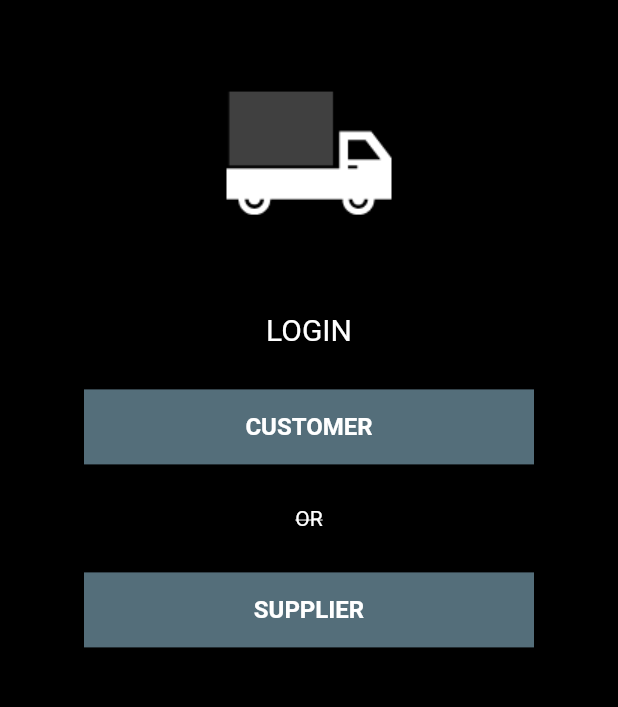
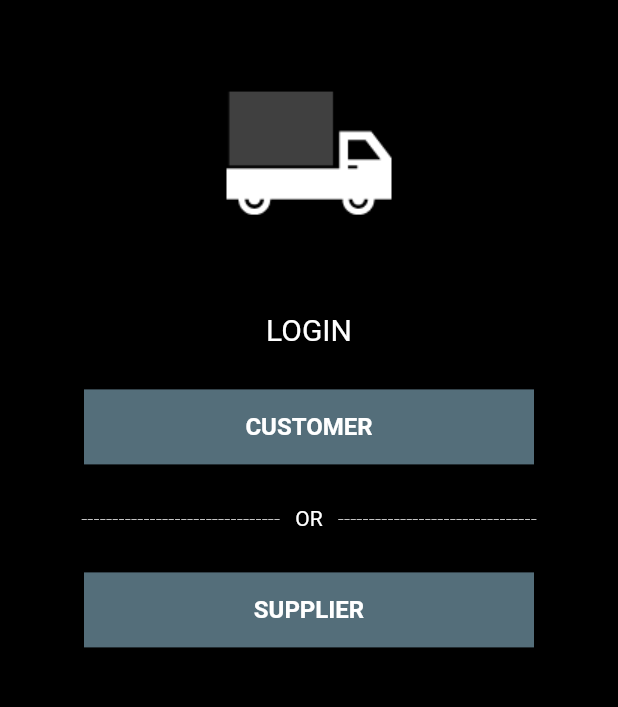
Before and after one commit to garaujo23/supply-app, a Flutter app: the screen it shows after launch, on a phone screen of 412 x 824 dp, the part 84-791 px from its top. Run offline on Flutter 3.47's test engine with Material 2 defaults, Android fonts, the phone set to English and light mode, and no system bars.

Commit message:
Add files via upload
Added some features

```diff
--- a/flutter_app/lib/ui/home.dart
+++ b/flutter_app/lib/ui/home.dart
@@ -57,16 +57,36 @@ class Home extends StatelessWidget {
                     ),
                   ),
                   new Padding(padding: const EdgeInsets.all(14.0)),
+                  new Row(
+                    mainAxisAlignment: MainAxisAlignment.center,
+                    children: <Widget>[
+                      new Text(
+                        "--------------------------------",
+                        style: new TextStyle(
+                          fontSize: 14.0,
+                          fontWeight: FontWeight.w100,
+                          color: Colors.white,
+                        ),
+                      ),
+                      new Padding(padding: const EdgeInsets.all(5.0)),
                       new Text("OR",
                         style: new TextStyle(
                           fontSize: 14.0,
                           fontWeight: FontWeight.w400,
                           color: Colors.white,
                           fontStyle: FontStyle.normal,
-                      decoration: TextDecoration.lineThrough,
-                      decorationColor: Colors.white,
-                      decorationStyle: TextDecorationStyle.solid,
                         ),
+                      ),
+                      new Padding(padding: const EdgeInsets.all(5.0)),
+                      new Text(
+                        "--------------------------------",
+                        style: new TextStyle(
+                          fontSize: 14.0,
+                          fontWeight: FontWeight.w100,
+                          color: Colors.white,
+                        ),
+                      ),
+                    ],
                   ),
                   new Padding(padding: const EdgeInsets.all(14.0)),
                   new InkWell(
```
Lines whose indentation alone changed are shown as unchanged.
